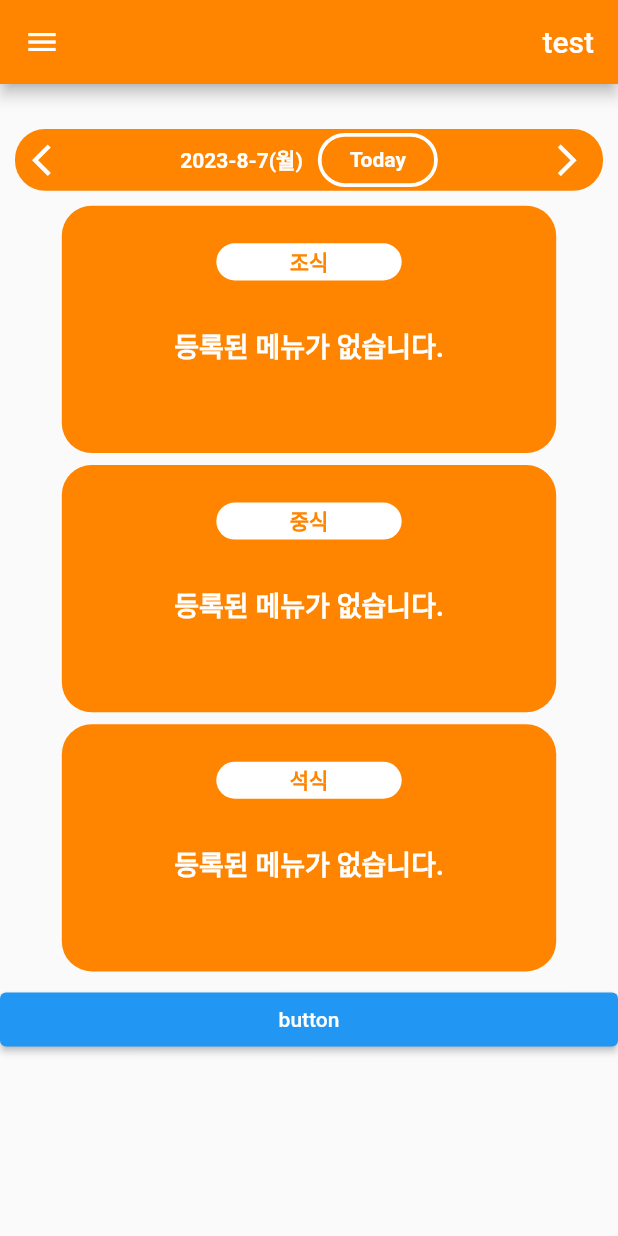
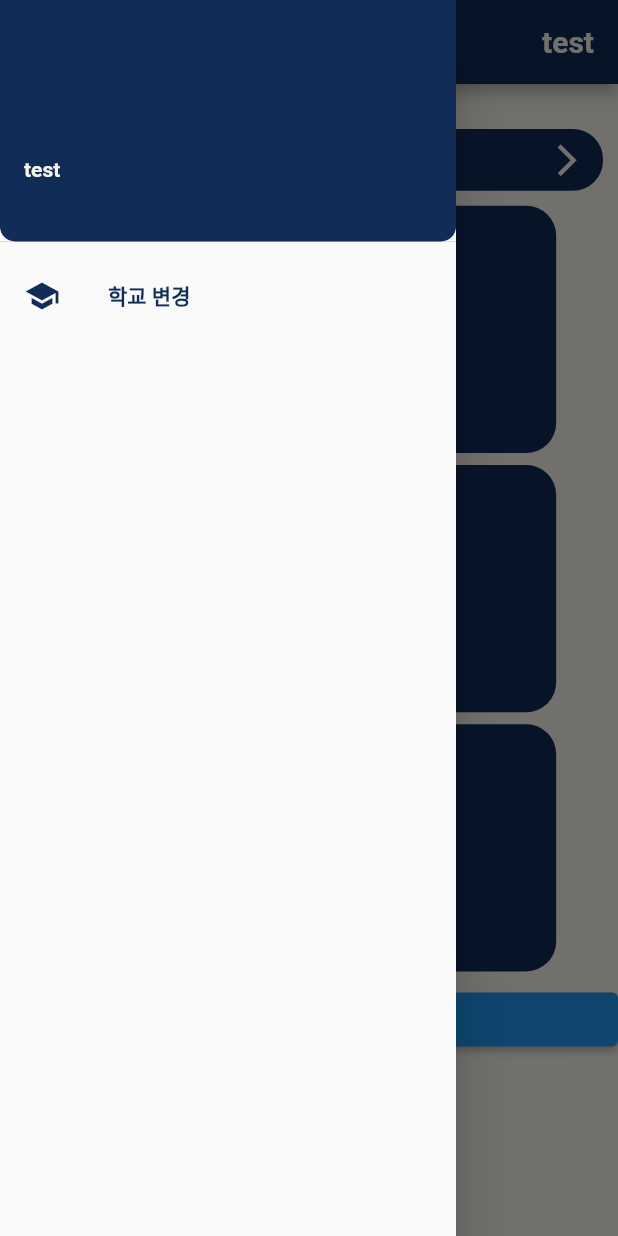
Before and after one commit to hhpp1205/polyMealApp, a Flutter app: the screen it shows after launch, with the side drawer open (before the commit the screen has no drawer), on a phone screen of 412 x 824 dp. Run offline on Flutter 3.47's test engine with Material 2 defaults, Android fonts, the phone set to English and light mode, and no system bars; our stand-ins replace shared_preferences; network calls fail.

Commit message:
Feat : Draw 구현
 - Color 상수 선언
 - Draw 기본 레이아웃 구현

```diff
--- /dev/null
+++ b/lib/const/color.dart
@@ -0,0 +1,4 @@
+import 'package:flutter/material.dart';
+
+const COLOR_NAVY =  Color(0xff102C57);
+const COLOR_IVORY = Color(0xffF6F4EB);
--- a/lib/main.dart
+++ b/lib/main.dart
@@ -1,5 +1,5 @@
 import 'package:flutter/material.dart';
-import 'package:poly_meal/screen/main_screen.dart';
+import 'package:poly_meal/screen/manu_screen.dart';
 import 'package:poly_meal/screen/select_school_screen.dart';
 import 'package:shared_preferences/shared_preferences.dart';
 
@@ -16,7 +16,7 @@ const Map<int, String> WEEKDAY_MAP = {
 void main() {
   return runApp(
       MaterialApp(
-        home: MainScreen(),
+        home: ManuScreen(),
     ),
   );
 }
--- a/lib/screen/main_screen.dart
+++ b/lib/screen/manu_screen.dart
@@ -2,19 +2,21 @@ import 'dart:convert';
 
 import 'package:flutter/material.dart';
 import 'package:intl/intl.dart';
+import 'package:poly_meal/const/color.dart';
 import 'package:poly_meal/const/mealTime.dart';
 import 'package:poly_meal/main.dart';
 import 'package:http/http.dart' as http;
 import 'package:poly_meal/menu.dart';
+import 'package:poly_meal/screen/select_school_screen.dart';
 
-class MainScreen extends StatefulWidget {
-  const MainScreen({super.key});
+class ManuScreen extends StatefulWidget {
+  const ManuScreen({super.key});
 
   @override
-  State<MainScreen> createState() => _MainScreenState();
+  State<ManuScreen> createState() => _ManuScreenState();
 }
 
-class _MainScreenState extends State<MainScreen> {
+class _ManuScreenState extends State<ManuScreen> {
   DateTime? selectedDate;
 
   final schoolCode = "006";
@@ -50,21 +52,18 @@ class _MainScreenState extends State<MainScreen> {
   @override
   Widget build(BuildContext context) {
     return Scaffold(
+      backgroundColor: COLOR_IVORY,
       appBar: AppBar(
-        backgroundColor: Color(0xffFF8400),
+        backgroundColor: COLOR_NAVY,
         title: Align(
           alignment: Alignment.centerRight,
           child: Text(
             menu.schoolName,
-          ),
-        ),
-        leading: IconButton(
-          onPressed: () {},
-          icon: Icon(
-            Icons.menu,
+            style: TextStyle(color: COLOR_IVORY, fontWeight: FontWeight.w700),
           ),
         ),
       ),
+      drawer: _Drawer(schoolName : menu.schoolName),
       body: Column(
         crossAxisAlignment: CrossAxisAlignment.stretch,
         children: [
@@ -129,6 +128,50 @@ class _MainScreenState extends State<MainScreen> {
   }
 }
 
+class _Drawer extends StatelessWidget {
+  final String schoolName;
+
+  const _Drawer({required this.schoolName, super.key});
+
+  @override
+  Widget build(BuildContext context) {
+    return Drawer(
+      child: ListView(
+        children: [
+          UserAccountsDrawerHeader(
+            accountName: Text(
+              schoolName,
+              style: TextStyle(
+                color: COLOR_IVORY,
+                fontWeight: FontWeight.w700,
+              ),
+            ),
+            accountEmail: Text(''),
+            decoration: BoxDecoration(
+              color: COLOR_NAVY,
+              borderRadius: BorderRadius.only(
+                bottomLeft: Radius.circular(10.0),
+                bottomRight: Radius.circular(10.0),
+              ),
+            ),
+          ),
+          ListTile(
+            leading: Icon(Icons.school,),
+            iconColor: COLOR_NAVY,
+            title: Text(
+                "학교 변경",
+              style: TextStyle(
+                color: COLOR_NAVY,
+                fontWeight: FontWeight.w700
+              ),
+            ),
+          )
+        ],
+      ),
+    );
+  }
+}
+
 class _DateBar extends StatelessWidget {
   final DateTime selectedDate;
   late int year;
@@ -162,7 +205,7 @@ class _DateBar extends StatelessWidget {
         width: MediaQuery.of(context).size.width * 0.8,
         height: MediaQuery.of(context).size.height * 0.05,
         decoration: BoxDecoration(
-          color: Color(0xffFF8400),
+          color: COLOR_NAVY,
           borderRadius: BorderRadius.circular(20),
         ),
         child: Row(
@@ -182,7 +225,7 @@ class _DateBar extends StatelessWidget {
                     Text(
                       '$year-$month-$day(${WEEKDAY_MAP[weekday]})',
                       style: TextStyle(
-                        color: Colors.white,
+                        color: COLOR_IVORY,
                         fontWeight: FontWeight.w700,
                       ),
                     ),
@@ -200,9 +243,9 @@ class _DateBar extends StatelessWidget {
                           ),
                         ),
                         style: OutlinedButton.styleFrom(
-                          foregroundColor: Colors.white,
+                          foregroundColor: COLOR_IVORY,
                           side: BorderSide(
-                            color: Colors.white,
+                            color: COLOR_IVORY,
                             width: 2.5,
                           ),
                           shape: RoundedRectangleBorder(
@@ -218,7 +261,7 @@ class _DateBar extends StatelessWidget {
             IconButton(
               onPressed: onPressedForwardButton,
               iconSize: 25.0,
-              color: Colors.white,
+              color: COLOR_IVORY,
               icon: Icon(Icons.arrow_forward_ios),
             ),
           ],
@@ -246,7 +289,7 @@ class _MenuBox extends StatelessWidget {
         width: MediaQuery.of(context).size.width * 0.8,
         height: MediaQuery.of(context).size.height * 0.20,
         decoration: BoxDecoration(
-          color: Color(0xffFF8400),
+          color: COLOR_NAVY,
           borderRadius: BorderRadius.circular(20),
         ),
         child: Align(
@@ -261,17 +304,15 @@ class _MenuBox extends StatelessWidget {
                     width: MediaQuery.of(context).size.width * 0.3,
                     height: MediaQuery.of(context).size.height * 0.03,
                     decoration: BoxDecoration(
-                      color: Colors.white,
+                      color: COLOR_IVORY,
                       borderRadius: BorderRadius.circular(20.0),
                     ),
-                    // color: Colors.white,
                     child: Align(
                       alignment: Alignment.center,
                       child: Text(
                         MEAL_TIME[mealTimeIndex],
                         style: TextStyle(
-                            color: Color(0xffFF8400),
-                            fontWeight: FontWeight.w700),
+                            color: COLOR_NAVY, fontWeight: FontWeight.w700),
                       ),
                     ),
                   ),
@@ -280,7 +321,7 @@ class _MenuBox extends StatelessWidget {
                   menu.isNotEmpty ?? false ? menu! : "등록된 메뉴가 없습니다.",
                   style: TextStyle(
                     fontSize: 18.0,
-                    color: Colors.white,
+                    color: COLOR_IVORY,
                     fontWeight: FontWeight.w700,
                   ),
                 ),
--- a/lib/screen/select_school_screen.dart
+++ b/lib/screen/select_school_screen.dart
@@ -5,8 +5,20 @@ class SelectSchoolScreen extends StatelessWidget {
 
   @override
   Widget build(BuildContext context) {
-    return Center(
-      child: Text("selectSchool"),
+    return Stack(
+      children: [
+        Center(
+            child: Positioned(
+              left: 0,
+              right: 0,
+              top: 0,
+              bottom: 0,
+              child: Container(
+                color: Colors.red,
+              ),
+            )
+        ),
+      ],
     );
   }
 }
--- a/pubspec.yaml
+++ b/pubspec.yaml
@@ -64,6 +64,9 @@ flutter:
   # the material Icons class.
   uses-material-design: true
 
+  assets:
+    - asset/image/
+
   # To add assets to your application, add an assets section, like this:
   # assets:
   #   - images/a_dot_burr.jpeg
```
Also changed, not shown: asset/image/shcool.png (added), 2 other files.
